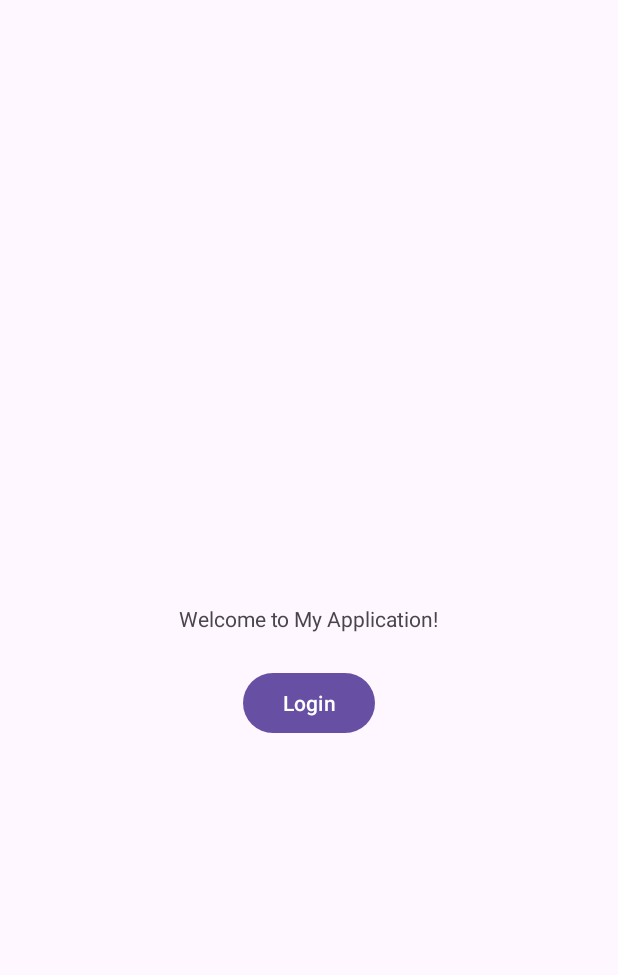
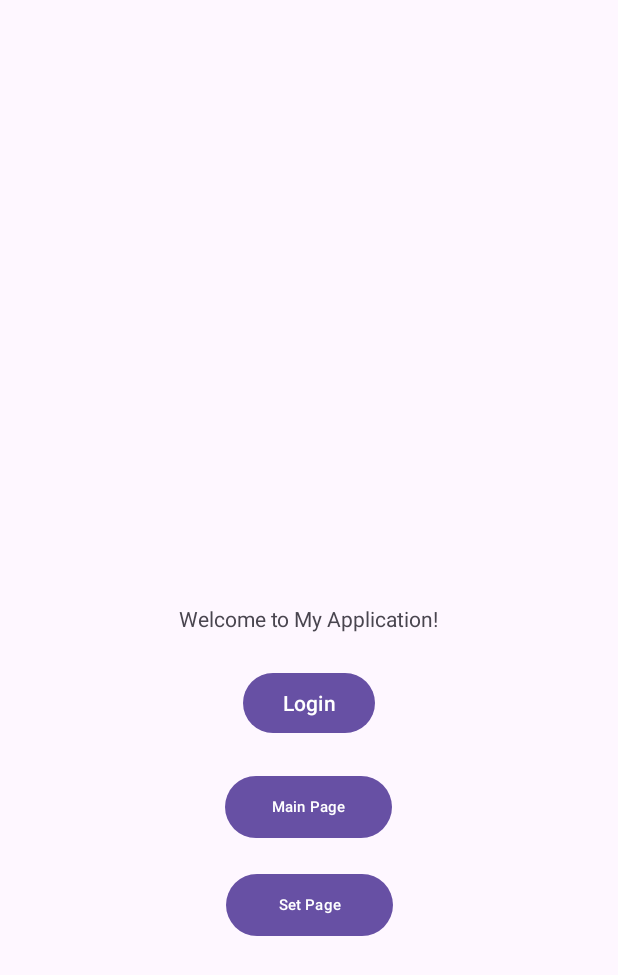
Before and after one commit to Gadaffi508/Mobil-Work, an Android app: the screen it shows after launch (MainActivity), on a phone screen of 412 x 824 dp. Shown: the top 975 px of the screen. Run offline under Robolectric (Android 15) with nearby library versions, the phone set to English and light mode, and no system bars.

Commit message:
new page added

```diff
--- a/MyApplication/app/src/main/AndroidManifest.xml
+++ b/MyApplication/app/src/main/AndroidManifest.xml
@@ -12,6 +12,9 @@
         android:supportsRtl="true"
         android:theme="@style/Theme.MyApplication"
         tools:targetApi="31">
+        <activity
+            android:name=".SetTextActivity"
+            android:exported="false" />
         <activity
             android:name=".MainPage"
             android:exported="false" />
--- a/MyApplication/app/src/main/java/com/example/myapplication/MainActivity.java
+++ b/MyApplication/app/src/main/java/com/example/myapplication/MainActivity.java
@@ -4,12 +4,13 @@ import android.content.Intent;
 import android.os.Bundle;
 import android.view.View;
 import android.widget.Button;
+import android.widget.TextView;
 
 import androidx.appcompat.app.AppCompatActivity;
 
 public class MainActivity extends AppCompatActivity {
 
-    Button lgnButton;
+    Button lgnButton,mainPageButton,SetTextButton;
 
     @Override
     protected void onCreate(Bundle savedInstanceState) {
@@ -17,6 +18,8 @@ public class MainActivity extends AppCompatActivity {
         setContentView(R.layout.activity_main);
 
         lgnButton = findViewById(R.id.LgnBtn);
+        mainPageButton = findViewById(R.id.mainPage);
+        SetTextButton = findViewById(R.id.setPage);
 
         lgnButton.setOnClickListener(new View.OnClickListener() {
             @Override
@@ -24,5 +27,19 @@ public class MainActivity extends AppCompatActivity {
                 startActivity(new Intent(MainActivity.this, LoginPage.class));
             }
         });
+
+        mainPageButton.setOnClickListener(new View.OnClickListener() {
+            @Override
+            public void onClick(View v) {
+                startActivity(new Intent(MainActivity.this, MainPage.class));
+            }
+        });
+
+        SetTextButton.setOnClickListener(new View.OnClickListener() {
+            @Override
+            public void onClick(View v) {
+                startActivity(new Intent(MainActivity.this, SetTextActivity.class));
+            }
+        });
     }
 }
--- a/MyApplication/app/src/main/res/layout/activity_main.xml
+++ b/MyApplication/app/src/main/res/layout/activity_main.xml
@@ -28,4 +28,29 @@
         app:layout_constraintTop_toTopOf="parent"
         app:layout_constraintVertical_bias="0.573" />
 
+    <Button
+        android:id="@+id/mainPage"
+        android:layout_width="111dp"
+        android:layout_height="49dp"
+        android:text="Main Page"
+        android:textSize="10dp"
+        app:layout_constraintBottom_toBottomOf="parent"
+        app:layout_constraintEnd_toEndOf="parent"
+        app:layout_constraintHorizontal_bias="0.498"
+        app:layout_constraintStart_toStartOf="parent"
+        app:layout_constraintTop_toTopOf="parent"
+        app:layout_constraintVertical_bias="0.663" />
+
+    <Button
+        android:id="@+id/setPage"
+        android:layout_width="111dp"
+        android:layout_height="49dp"
+        android:text="Set Page"
+        android:textSize="10dp"
+        app:layout_constraintBottom_toBottomOf="parent"
+        app:layout_constraintEnd_toEndOf="parent"
+        app:layout_constraintStart_toStartOf="parent"
+        app:layout_constraintTop_toTopOf="parent"
+        app:layout_constraintVertical_bias="0.747" />
+
 </androidx.constraintlayout.widget.ConstraintLayout>
```
Also changed, not shown: MyApplication/app/src/main/java/com/example/myapplication/LoginPage.java (+0 -11 lines), MyApplication/app/src/main/java/com/example/myapplication/SetTextActivity.java (added, +33 -0 lines), MyApplication/app/src/main/res/layout/activity_login_page.xml (+0 -8 lines), MyApplication/app/src/main/res/layout/activity_set_text.xml (added, +42 -0 lines).
